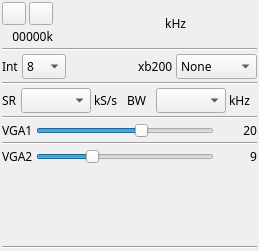
Above: plugins/samplesink/bladerfoutput/bladerfoutputgui.ui from f4exb/sdrangel before the change. Below: the same form after it.
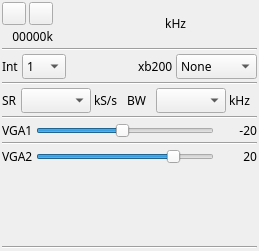
That is the form after the change. Icons and pictures are not drawn. Custom widgets are drawn as their Qt base class.

What changed in the file:
```diff
--- a/plugins/samplesink/bladerfoutput/bladerfoutputgui.ui
+++ b/plugins/samplesink/bladerfoutput/bladerfoutputgui.ui
@@ -265,7 +265,7 @@
         <string>Interpolation factor</string>
        </property>
        <property name="currentIndex">
-        <number>3</number>
+        <number>0</number>
        </property>
        <item>
         <property name="text">
@@ -425,16 +425,16 @@
         <string>Amplifier before filtering gain (dB)</string>
        </property>
        <property name="minimum">
-        <number>5</number>
+        <number>-35</number>
        </property>
        <property name="maximum">
-        <number>30</number>
+        <number>-4</number>
        </property>
        <property name="pageStep">
         <number>1</number>
        </property>
        <property name="value">
-        <number>20</number>
+        <number>-20</number>
        </property>
        <property name="orientation">
         <enum>Qt::Horizontal</enum>
@@ -450,7 +450,7 @@
         </size>
        </property>
        <property name="text">
-        <string>20</string>
+        <string>-20</string>
        </property>
        <property name="alignment">
         <set>Qt::AlignRight|Qt::AlignTrailing|Qt::AlignVCenter</set>
@@ -491,16 +491,16 @@
         <string>Amplifier before ADC gain (dB)</string>
        </property>
        <property name="maximum">
-        <number>30</number>
+        <number>25</number>
        </property>
        <property name="singleStep">
         <number>3</number>
        </property>
        <property name="pageStep">
-        <number>3</number>
+        <number>1</number>
        </property>
        <property name="value">
-        <number>9</number>
+        <number>20</number>
        </property>
        <property name="orientation">
         <enum>Qt::Horizontal</enum>
@@ -516,7 +516,7 @@
         </size>
        </property>
        <property name="text">
-        <string>9</string>
+        <string>20</string>
        </property>
        <property name="alignment">
         <set>Qt::AlignRight|Qt::AlignTrailing|Qt::AlignVCenter</set>
```
Left out of the diff: 2 changed lines with no effect on the pictures.
